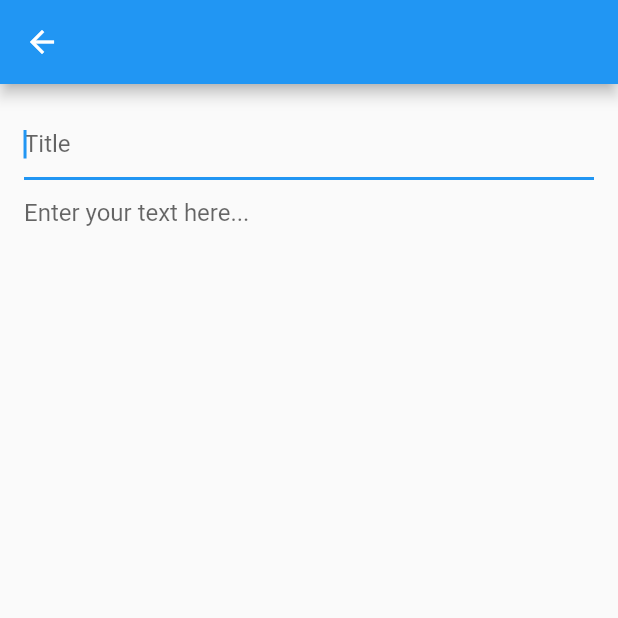
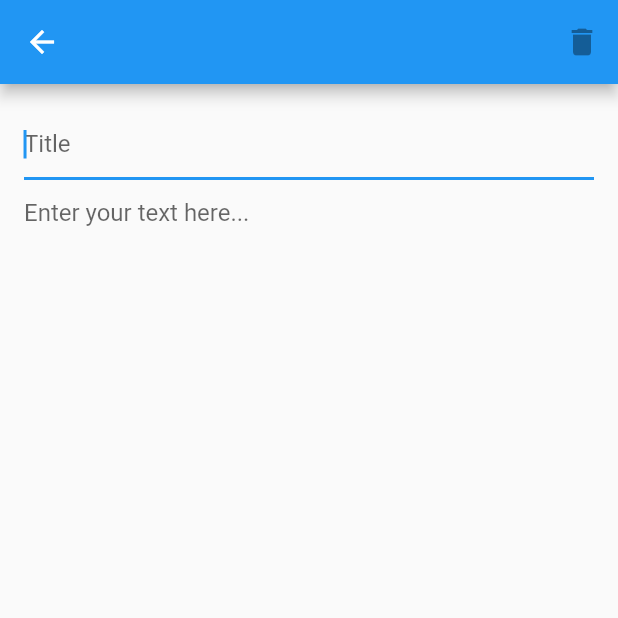
Before and after one commit to m8811163008/note_application, a Flutter app: the screen it shows after launch, after a tap on the "add" icon, on a phone screen of 412 x 824 dp, the top half of it. Run offline on Flutter 3.47's test engine with Material 2 defaults, Android fonts, the phone set to English and light mode, and no system bars; our stand-ins replace equatable, flutter_bloc.

Commit message:
[Ok] Add delete note UI

```diff
--- a/lib/note_page.dart
+++ b/lib/note_page.dart
@@ -28,7 +28,14 @@ class _NotePageState extends State<NotePage> {
   @override
   Widget build(BuildContext context) {
     return Scaffold(
-      appBar: AppBar(),
+      appBar: AppBar(
+        actions: [
+          IconButton(
+            onPressed: widget.note != null ? _deleteNote : null,
+            icon: const Icon(Icons.delete),
+          ),
+        ],
+      ),
       body: Padding(
         padding: const EdgeInsets.all(16.0),
         child: Column(
@@ -78,6 +85,7 @@ class _NotePageState extends State<NotePage> {
   }
 
   _deleteNote() {
-    widget.notesCubit.deleteNote(widget.note.id);
+    widget.notesCubit.deleteNote(widget.note!.id);
+    Navigator.pop(context);
   }
 }
```
